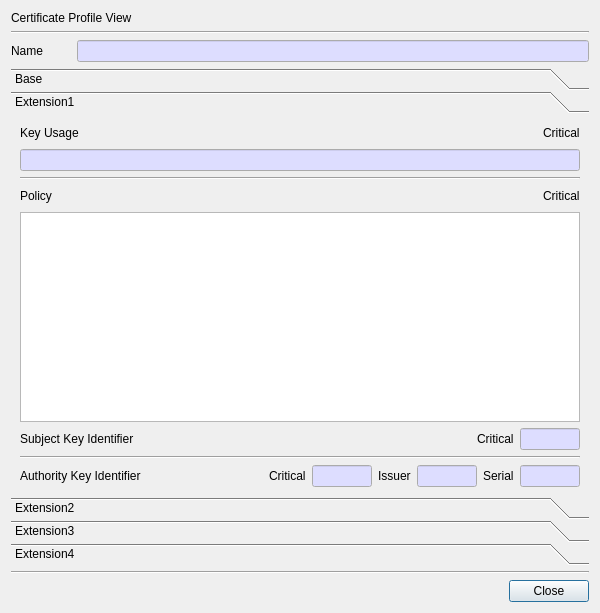
First picture: the form in CertMan/view_cert_profile_dlg.ui, repository jykim74/CertMan, before the edit.
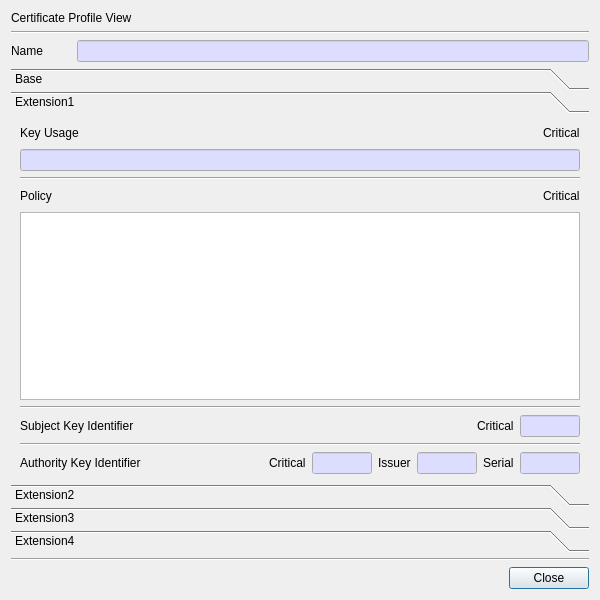
Second picture: the form after the edit. The open tabs and pages were chosen to show the change.

Patch:
```diff
--- a/CertMan/view_cert_profile_dlg.ui
+++ b/CertMan/view_cert_profile_dlg.ui
@@ -7,7 +7,7 @@
     <x>0</x>
     <y>0</y>
     <width>600</width>
-    <height>613</height>
+    <height>600</height>
    </rect>
   </property>
   <property name="minimumSize">
@@ -670,6 +670,13 @@
          </attribute>
         </widget>
        </item>
+       <item>
+        <widget class="Line" name="line_12">
+         <property name="orientation">
+          <enum>Qt::Horizontal</enum>
+         </property>
+        </widget>
+       </item>
        <item>
         <layout class="QGridLayout" name="gridLayout_10">
          <property name="topMargin">
```
Left out of the diff: 31 changed lines with no effect on the pictures.
